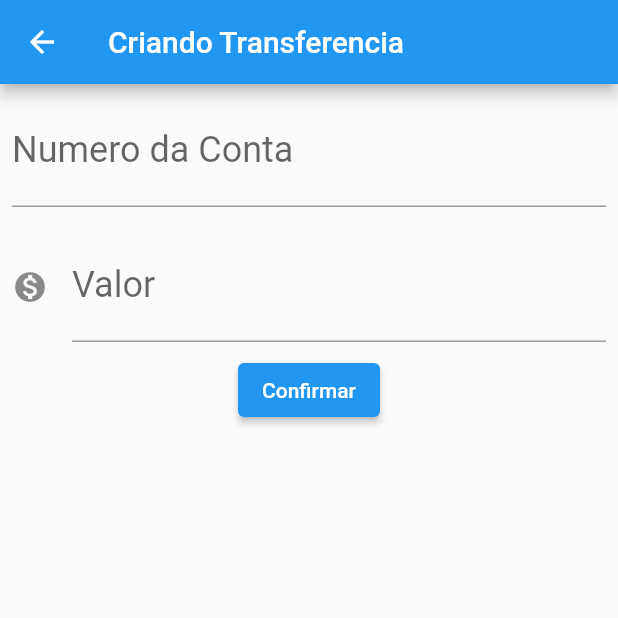
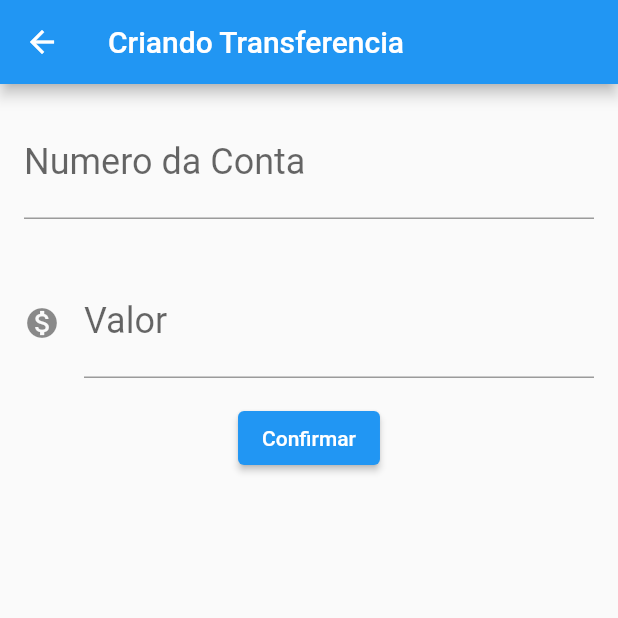
Before and after one commit to JheimisonFLX/my_app, a Flutter app: the FormularioTransferencia screen opened directly, after a tap on "Confirmar", on a phone screen of 412 x 824 dp, the top half of it. Run offline on Flutter 3.47's test engine with Material 2 defaults, Android fonts, the phone set to English and light mode, and no system bars.

Commit message:
correcao lisview

```diff
--- a/lib/main.dart
+++ b/lib/main.dart
@@ -38,8 +38,8 @@ class FormularioTransferencia extends StatelessWidget {
   }
 
   void _criaTransferencia(BuildContext context) {
-    final int? numeroConta = int.tryParse(_controladorCampoNumeroConta.text.toString());
-    final double? valor = double.tryParse(_controladorCampoValor.text.toString());
+    final int? numeroConta = int.tryParse(_controladorCampoNumeroConta.text);
+    final double? valor = double.tryParse(_controladorCampoValor.text);
     if (numeroConta != null && valor != null){
       final transferenciaCriada = Transferencia(valor, numeroConta);
 
@@ -48,11 +48,6 @@ class FormularioTransferencia extends StatelessWidget {
 
       Navigator.pop(context, transferenciaCriada);
 
-      Scaffold.of(context).showSnackBar(
-        SnackBar(
-          content: Text('$transferenciaCriada'),
-        ),
-      );
     }
   }
 }
@@ -70,7 +65,7 @@ class Editor extends StatelessWidget {
   @override
   Widget build(BuildContext context) {
     return Padding(
-      padding: const EdgeInsets.all(8.0),
+      padding: const EdgeInsets.all(16.0),
       child: TextField(
         controller: controlador,
         style: TextStyle(
@@ -88,7 +83,7 @@ class Editor extends StatelessWidget {
 }
 
 
-class ListaTransferencias extends StatefulWidget{
+class ListaTransferencias extends StatefulWidget {
 
   final List<Transferencia> _transferencias = [];
 
@@ -99,7 +94,7 @@ class ListaTransferencias extends StatefulWidget{
   }
  }
 
- class ListaTransferenciasState extends State<ListaTransferencias>{
+ class ListaTransferenciasState extends State<ListaTransferencias> {
    @override
    Widget build(BuildContext context) {
      //widget._transferencias.add(Transferencia(100.0, 3000));
@@ -116,13 +111,17 @@ class ListaTransferencias extends StatefulWidget{
        floatingActionButton: FloatingActionButton(
          child: Icon(Icons.add),
          onPressed: () {
-           final Future future = Navigator.push(context, MaterialPageRoute(builder: (context){
+           final Future<Transferencia?> future = Navigator.push(context, MaterialPageRoute(builder: (context){
              return FormularioTransferencia();
            }));
            future.then((trasnferenciaRecebida) {
              debugPrint('chegou no then do future');
              debugPrint('$trasnferenciaRecebida');
-             widget._transferencias.add(trasnferenciaRecebida);
+           if (trasnferenciaRecebida != null) {
+           setState(() {
+           widget._transferencias.add(trasnferenciaRecebida);
+           });
+           }
            });
          },
        ),
```
